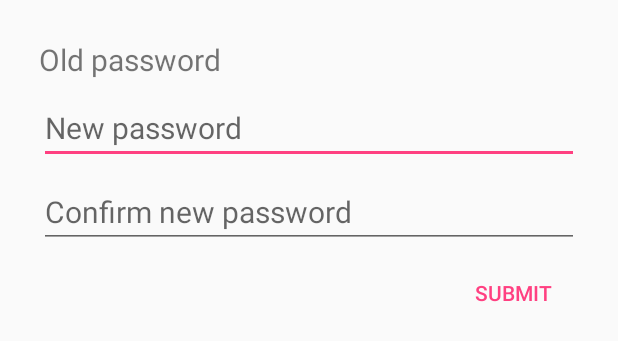
After one commit to xbyg/Silicon-App, an Android app: the layout dialog_change_pwd.xml on its own in the app's theme, with its tools: preview values and no code run, on a phone screen of 412 x 824 dp. The commit adds this screen. Shown: the top 341 px of the screen. Run offline under Robolectric (Android 15) with nearby library versions, the phone set to English and light mode, and no system bars.

Commit message:
Change password function is now supported!

```diff
--- a/build.gradle
+++ b/build.gradle
@@ -24,6 +24,10 @@ android {
     compileOptions {
         sourceCompatibility JavaVersion.VERSION_1_8
         targetCompatibility JavaVersion.VERSION_1_8
+    }
+
+    lintOptions {
+        disable 'RestrictedApi'
     }
 }
 
--- a/src/main/java/com/xbyg_plus/silicon/callback/ChangePasswordCallback.java
+++ b/src/main/java/com/xbyg_plus/silicon/callback/ChangePasswordCallback.java
@@ -2,7 +2,8 @@ package com.xbyg_plus.silicon.callback;
 
 public class ChangePasswordCallback {
     public static final int FAILED_ILLEGAL_PWD = 0;
-    public static final int FAILED_IO_EXCEPTION = 1;
+    public static final int FAILED_SAME_PWD = 1;
+    public static final int FAILED_IO_EXCEPTION = 2;
 
     public void onPasswordChanged(){}
     public void onFailed(int reason){}
--- a/src/main/java/com/xbyg_plus/silicon/fragment/AboutFragment.java
+++ b/src/main/java/com/xbyg_plus/silicon/fragment/AboutFragment.java
@@ -30,7 +30,9 @@ public class AboutFragment extends Fragment{
         iconMap.put(R.drawable.view,"Cole Bemis");
         iconMap.put(R.drawable.folder,"Madebyoliver");
         iconMap.put(R.drawable.file,"Madebyoliver");
+        iconMap.put(R.drawable.edit,"Gregor Cresnar");
         iconMap.put(R.drawable.logout,"Gregor Cresnar");
+        iconMap.put(R.drawable.key,"Freepik");
         iconMap.put(R.drawable.download2,"Madebyoliver");
         iconMap.put(R.drawable.delete2,"Freepik");
         iconMap.put(R.drawable.cancel,"Madebyoliver");
--- /dev/null
+++ b/src/main/res/layout/dialog_change_pwd.xml
@@ -0,0 +1,44 @@
+<?xml version="1.0" encoding="utf-8"?>
+<RelativeLayout xmlns:android="http://schemas.android.com/apk/res/android"
+    android:layout_width="wrap_content"
+    android:layout_height="wrap_content"
+    android:paddingBottom="@dimen/_5sdp"
+    android:paddingLeft="@dimen/_20sdp"
+    android:paddingRight="@dimen/_20sdp"
+    android:paddingTop="@dimen/_20sdp">
+
+    <TextView
+        android:id="@+id/old_pwd"
+        android:layout_width="wrap_content"
+        android:layout_height="wrap_content"
+        android:text="@string/old_pwd"
+        android:textSize="20sp" />
+
+    <EditText
+        android:id="@+id/new_pwd"
+        android:layout_width="match_parent"
+        android:layout_height="wrap_content"
+        android:layout_below="@+id/old_pwd"
+        android:layout_marginTop="8dp"
+        android:hint="@string/new_pwd"
+        android:textSize="20sp" />
+
+    <EditText
+        android:id="@+id/new_pwd_confirm"
+        android:layout_width="match_parent"
+        android:layout_height="wrap_content"
+        android:layout_below="@+id/new_pwd"
+        android:layout_marginTop="8dp"
+        android:hint="@string/new_pwd_confirm"
+        android:textSize="20sp" />
+
+    <Button
+        android:id="@+id/submit"
+        style="@style/Widget.AppCompat.Button.Borderless.Colored"
+        android:layout_width="wrap_content"
+        android:layout_height="wrap_content"
+        android:layout_alignParentRight="true"
+        android:layout_below="@+id/new_pwd_confirm"
+        android:layout_marginTop="6dp"
+        android:text="@string/submit" />
+</RelativeLayout>
--- a/src/main/res/values/strings.xml
+++ b/src/main/res/values/strings.xml
@@ -17,7 +17,7 @@
     <string name="past_papers">Past papers</string>
     <string name="user">User</string>
     <string name="storage">Storage</string>
-    <string name="saving_path">Files saving path</string>
+    <string name="saving_path">Downloads path</string>
     <string name="clear_caches">Clear caches</string>
     <string name="encryption">Encryption</string>
     <string name="loading_md5.js">Loading md5.js</string>
@@ -41,4 +41,14 @@
     <string name="done">Done!</string>
     <string name="delete_files_confirm">Delete following files?</string>
     <string name="download_files_confirm">Download following files?</string>
+    <string name="change_pwd">Change password</string>
+    <string name="new_pwd">New password</string>
+    <string name="new_pwd_confirm">Confirm new password</string>
+    <string name="submit">Submit</string>
+    <string name="old_pwd">Old password</string>
+    <string name="change_pwd_illegal_pwd">Password can only contain 0-9,a-z,A-Z and _</string>
+    <string name="change_pwd_same_pwd">Old password is equal to new password</string>
+    <string name="change_pwd_io_exception">Cannot connect to school server</string>
+    <string name="change_pwd_succeed">Password changed successfully!</string>
+    <string name="change_pwd_confirm_failed">New password confirmation failed.</string>
 </resources>
```
Also changed, not shown: src/main/java/com/xbyg_plus/silicon/dialog/ChangePasswordDialog.java (added, +57 -0 lines), src/main/java/com/xbyg_plus/silicon/fragment/UserFragment.java (+20 -0 lines), src/main/java/com/xbyg_plus/silicon/utils/SchoolAccountHelper.java (+9 -4 lines), src/main/res/layout/frag_user.xml (+10 -0 lines), src/main/res/menu/user_edit.xml (added, +7 -0 lines), src/main/res/drawable/edit.png (added), src/main/res/drawable/key.png (added), 1 other file.
